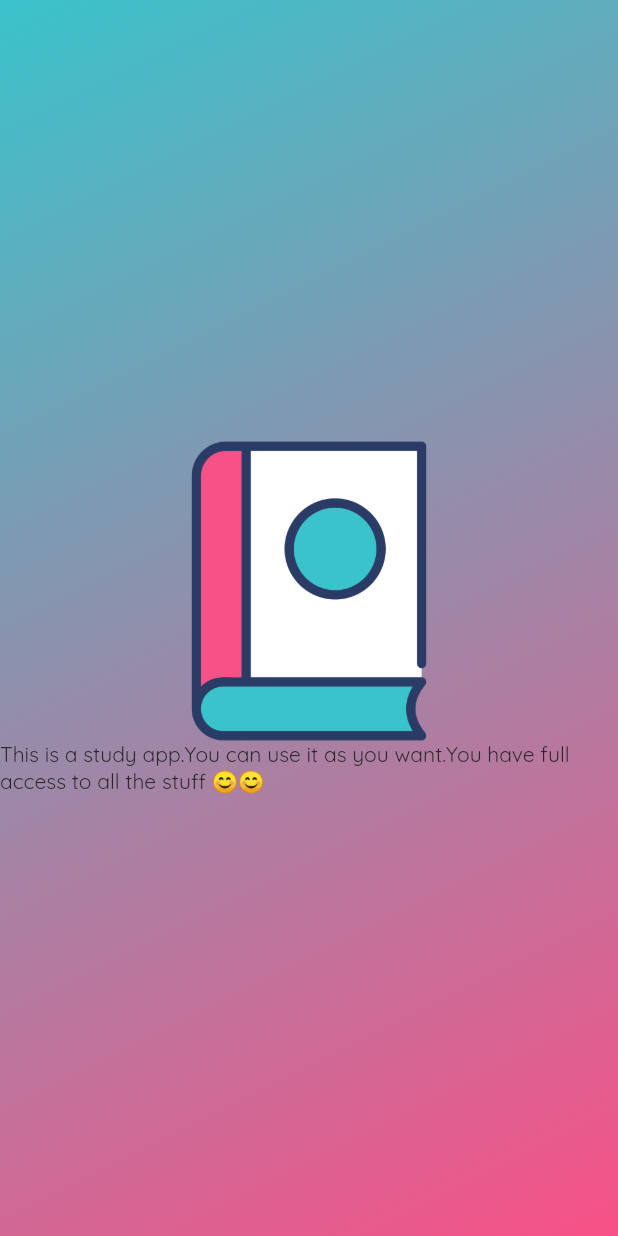
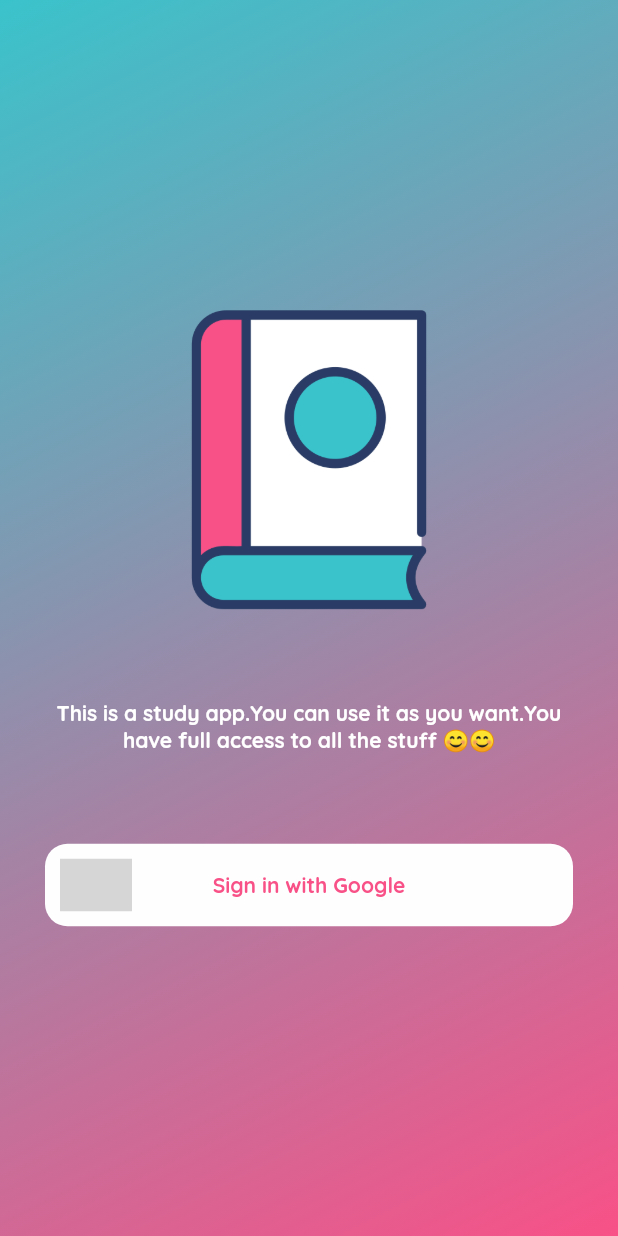
Before and after one commit to LMuchapirei/flutter_study_app, a Flutter app: the LoginScreen screen opened by its route, on a phone screen of 412 x 824 dp. Run offline on Flutter 3.47's test engine with Material 2 defaults, Android fonts, the phone set to English and light mode, and no system bars; our stand-ins replace cached_network_image, cloud_firestore, firebase_auth, firebase_core, firebase_storage, flutter_svg and 4 more; accounts and stored records are empty; project files that could hold a hidden picture were left out; grey boxes are pictures that could not be loaded.

Commit message:
Done with building the LoginScreen

```diff
--- a/lib/screens/login/login_screen.dart
+++ b/lib/screens/login/login_screen.dart
@@ -1,5 +1,7 @@
 import 'package:flutter/material.dart';
 import 'package:flutter_study_app/configs/themes/app_colors.dart';
+import 'package:flutter_study_app/widgets/common/main_button.dart';
+import 'package:flutter_svg/svg.dart';
 
 class LoginScreen extends StatelessWidget {
   const LoginScreen({Key? key}) : super(key: key);
@@ -8,6 +10,7 @@ class LoginScreen extends StatelessWidget {
   Widget build(BuildContext context) {
     return Scaffold(
       body: Container(
+        padding: EdgeInsets.symmetric(horizontal: 30),
         alignment: Alignment.center,
         decoration: BoxDecoration(gradient: mainGradient(context)),
         child: Column(
@@ -18,8 +21,36 @@ class LoginScreen extends StatelessWidget {
               width: 200,
               height: 200,
             ),
-            Text(
-                "This is a study app.You can use it as you want.You have full access to all the stuff 😊😊")
+            Padding(
+              padding: EdgeInsets.symmetric(vertical: 60),
+              child: Text(
+                "This is a study app.You can use it as you want.You have full access to all the stuff 😊😊",
+                textAlign: TextAlign.center,
+                style: TextStyle(
+                    color: onSurfaceTextColor, fontWeight: FontWeight.bold),
+              ),
+            ),
+            MainButton(
+              onTap: () {},
+              child: Stack(
+                children: [
+                  Positioned(
+                    top: 0,
+                    bottom: 0,
+                    left: 0,
+                    child: SvgPicture.asset("assets/icons/google.svg"),
+                  ),
+                  Center(
+                    child: Text(
+                      "Sign in with Google",
+                      style: TextStyle(
+                          color: Theme.of(context).primaryColor,
+                          fontWeight: FontWeight.bold),
+                    ),
+                  )
+                ],
+              ),
+            ),
           ],
         ),
       ),
--- /dev/null
+++ b/lib/widgets/common/main_button.dart
@@ -0,0 +1,48 @@
+import 'package:flutter/material.dart';
+import 'package:flutter_study_app/configs/themes/app_colors.dart';
+
+class MainButton extends StatelessWidget {
+  const MainButton(
+      {Key? key,
+      this.title = "",
+      required this.onTap,
+      this.enabled = true,
+      this.child,
+      this.color})
+      : super(key: key);
+  final String title;
+  final VoidCallback onTap;
+  final bool enabled;
+  final Widget? child;
+  final Color? color;
+  @override
+  Widget build(BuildContext context) {
+    return Material(
+      type: MaterialType.transparency,
+      child: SizedBox(
+        height: 55,
+        child: InkWell(
+            onTap: enabled == false ? null : onTap,
+            child: Container(
+              decoration: BoxDecoration(
+                borderRadius: BorderRadius.circular(15),
+                color: color ?? Theme.of(context).cardColor,
+              ),
+              width: double.maxFinite,
+              child: Padding(
+                padding: const EdgeInsets.all(10.0),
+                child: child ??
+                    Center(
+                      child: Text(
+                        title,
+                        style: const TextStyle(
+                            fontWeight: FontWeight.bold,
+                            color: onSurfaceTextColor),
+                      ),
+                    ),
+              ),
+            )),
+      ),
+    );
+  }
+}
```
